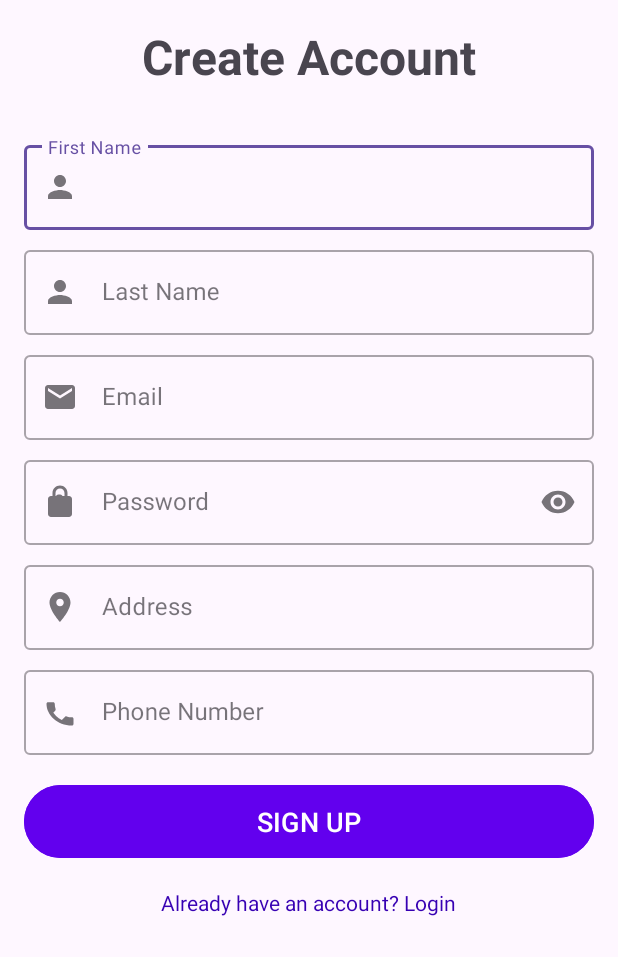
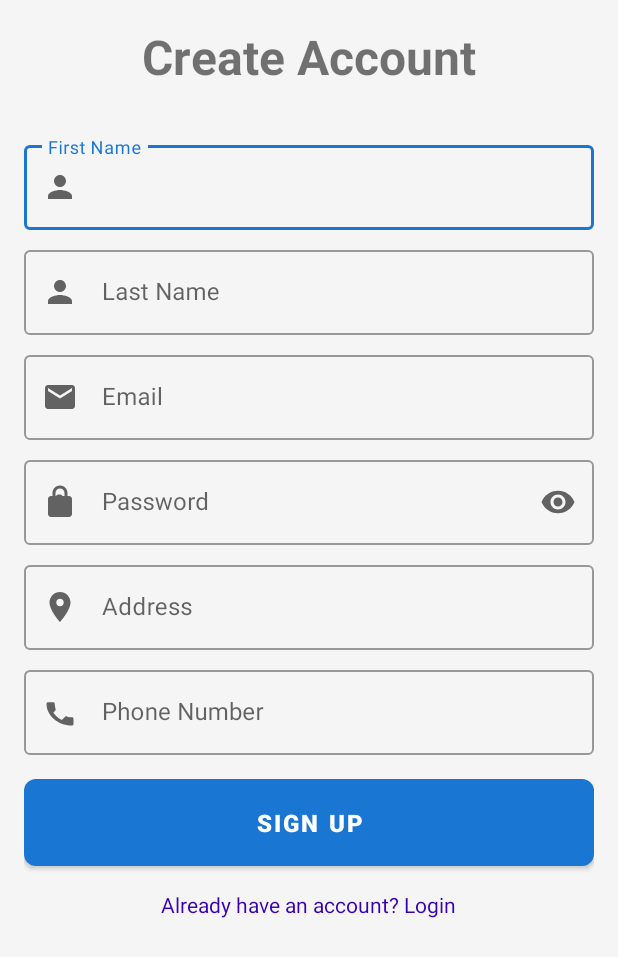
Before and after one commit to romjanxr/restmart, an Android app: the screen it shows after launch (SignUpActivity), after a tap on "Don't have an account? Sign Up", on a phone screen of 412 x 824 dp. Shown: the top 957 px of the screen. Run offline under Robolectric (Android 15) with nearby library versions, the phone set to English and light mode, and no system bars; 2 other taps on this screen came first.

Commit message:
feat(android-authentication): improve registration and login UI
This commit improves the user interface and experience of the registration and login screens.

- Fixes an issue where the 'Create Account' button was collapsing with the Android status bar.
- Wraps the content in a ScrollView to ensure all fields are accessible on smaller screens.
- Establishes a consistent theme with custom colors and a new button style for a more modern look and feel.
- Enhances user feedback during network operations by displaying loading text on buttons.
- Verifies that the application builds successfully after the UI and logic changes.

```diff
--- a/android/app/build.gradle
+++ b/android/app/build.gradle
@@ -12,7 +12,7 @@ android {
     }
 
     defaultConfig {
-        applicationId = "com.romjan.electromart"
+        applicationId = "com.romjan.restmart"
         minSdk = 24
         targetSdk = 36
         versionCode = 1
--- a/android/app/src/main/AndroidManifest.xml
+++ b/android/app/src/main/AndroidManifest.xml
@@ -13,7 +13,7 @@
         android:label="@string/app_name"
         android:roundIcon="@mipmap/ic_launcher_round"
         android:supportsRtl="true"
-        android:theme="@style/Theme.ElectroMart">
+        android:theme="@style/Theme.RestMart">
         <activity
             android:name=".PaymentActivity"
             android:exported="false" />
--- a/android/app/src/main/java/com/romjan/restmart/LoginActivity.java
+++ b/android/app/src/main/java/com/romjan/restmart/LoginActivity.java
@@ -136,7 +136,7 @@ public class LoginActivity extends AppCompatActivity {
 
     private void setLoadingState(boolean isLoading) {
         if (isLoading) {
-            binding.btnLogin.setText("");
+            binding.btnLogin.setText("LOGGING IN...");
             binding.btnLogin.setEnabled(false);
             binding.progressBar.setVisibility(View.VISIBLE);
         } else {
--- a/android/app/src/main/java/com/romjan/restmart/SharedPreferencesManager.java
+++ b/android/app/src/main/java/com/romjan/restmart/SharedPreferencesManager.java
@@ -5,7 +5,7 @@ import android.content.SharedPreferences;
 
 public class SharedPreferencesManager {
 
-    private static final String PREF_NAME = "ElectroMartPrefs";
+    private static final String PREF_NAME = "RestMartPrefs";
     private static final String KEY_IS_LOGGED_IN = "isLoggedIn";
     private static final String KEY_AUTH_TOKEN = "authToken";
 
--- a/android/app/src/main/java/com/romjan/restmart/SignUpActivity.java
+++ b/android/app/src/main/java/com/romjan/restmart/SignUpActivity.java
@@ -147,7 +147,7 @@ public class SignUpActivity extends AppCompatActivity {
 
     private void setLoadingState(boolean isLoading) {
         if (isLoading) {
-            binding.btnSignUp.setText("");
+            binding.btnSignUp.setText("SIGNING UP...");
             binding.btnSignUp.setEnabled(false);
             binding.progressBar.setVisibility(View.VISIBLE);
         } else {
--- /dev/null
+++ b/android/app/src/main/res/drawable/button_background.xml
@@ -0,0 +1,6 @@
+<?xml version="1.0" encoding="utf-8"?>
+<shape xmlns:android="http://schemas.android.com/apk/res/android"
+    android:shape="rectangle">
+    <solid android:color="@color/colorPrimary" />
+    <corners android:radius="8dp" />
+</shape>
--- a/android/app/src/main/res/layout/activity_login.xml
+++ b/android/app/src/main/res/layout/activity_login.xml
@@ -5,6 +5,8 @@
     android:layout_width="match_parent"
     android:layout_height="match_parent"
     android:fillViewport="true"
+    android:fitsSystemWindows="true"
+    android:background="?android:attr/windowBackground"
     tools:context=".LoginActivity">
 
     <androidx.constraintlayout.widget.ConstraintLayout
@@ -17,7 +19,7 @@
             android:id="@+id/tvAppName"
             android:layout_width="wrap_content"
             android:layout_height="wrap_content"
-            android:text="Electro Mart"
+            android:text="Rest Mart"
             android:textSize="32sp"
             android:textStyle="bold"
             android:textColor="@color/design_default_color_primary"
@@ -87,12 +89,11 @@
         <!-- Login Button -->
         <com.google.android.material.button.MaterialButton
             android:id="@+id/btnLogin"
+            style="@style/Widget.RestMart.Button"
             android:layout_width="0dp"
-            android:layout_height="56dp"
+            android:layout_height="wrap_content"
             android:layout_marginTop="32dp"
             android:text="LOGIN"
-            android:textSize="16sp"
-            android:textStyle="bold"
             app:layout_constraintTop_toBottomOf="@id/tilPassword"
             app:layout_constraintStart_toStartOf="parent"
             app:layout_constraintEnd_toEndOf="parent" />
--- a/android/app/src/main/res/layout/activity_sign_up.xml
+++ b/android/app/src/main/res/layout/activity_sign_up.xml
@@ -1,13 +1,24 @@
 <?xml version="1.0" encoding="utf-8"?>
-<LinearLayout xmlns:android="http://schemas.android.com/apk/res/android"
+<RelativeLayout xmlns:android="http://schemas.android.com/apk/res/android"
     xmlns:app="http://schemas.android.com/apk/res-auto"
     xmlns:tools="http://schemas.android.com/tools"
     android:layout_width="match_parent"
     android:layout_height="match_parent"
+    android:background="?android:attr/windowBackground"
+    android:fitsSystemWindows="true"
+    tools:context=".SignUpActivity">
+
+    <ScrollView
+        android:layout_width="match_parent"
+        android:layout_height="match_parent"
+        android:fillViewport="true">
+
+        <LinearLayout
+            android:layout_width="match_parent"
+            android:layout_height="wrap_content"
             android:orientation="vertical"
             android:gravity="center_horizontal"
-    android:padding="16dp"
-    tools:context=".SignUpActivity">
+            android:padding="16dp">
 
             <TextView
                 android:layout_width="wrap_content"
@@ -134,21 +145,12 @@
                 android:visibility="gone"
                 android:layout_marginBottom="16dp"/>
 
-    <Button
+            <com.google.android.material.button.MaterialButton
                 android:id="@+id/btnSignUp"
+                style="@style/Widget.RestMart.Button"
                 android:layout_width="match_parent"
                 android:layout_height="wrap_content"
-        android:text="SIGN UP"
-        android:padding="12dp"
-        android:textSize="18sp"
-        android:backgroundTint="@color/purple_500"/>
-
-    <ProgressBar
-        android:id="@+id/progressBar"
-        android:layout_width="wrap_content"
-        android:layout_height="wrap_content"
-        android:layout_gravity="center"
-        android:visibility="gone"/>
+                android:text="SIGN UP" />
 
             <TextView
                 android:id="@+id/tvLogin"
@@ -159,5 +161,14 @@
                 android:layout_marginTop="16dp"
                 android:clickable="true"
                 android:focusable="true"/>
+        </LinearLayout>
+    </ScrollView>
 
-</LinearLayout>
+    <ProgressBar
+        android:id="@+id/progressBar"
+        android:layout_width="wrap_content"
+        android:layout_height="wrap_content"
+        android:layout_centerInParent="true"
+        android:visibility="gone"/>
+
+</RelativeLayout>
--- a/android/app/src/main/res/layout/nav_header_main.xml
+++ b/android/app/src/main/res/layout/nav_header_main.xml
@@ -17,7 +17,7 @@
         android:layout_width="match_parent"
         android:layout_height="wrap_content"
         android:paddingTop="8dp"
-        android:text="ElectroMart"
+        android:text="RestMart"
         android:textAppearance="@style/TextAppearance.AppCompat.Body1" />
 
     <TextView
--- a/android/app/src/main/res/values-night/themes.xml
+++ b/android/app/src/main/res/values-night/themes.xml
@@ -1,6 +1,6 @@
 <resources xmlns:tools="http://schemas.android.com/tools">
     <!-- Base application theme. -->
-    <style name="Base.Theme.ElectroMart" parent="Theme.Material3.DayNight.NoActionBar">
+    <style name="Base.Theme.RestMart" parent="Theme.Material3.DayNight.NoActionBar">
         <!-- Customize your dark theme here. -->
         <!-- <item name="colorPrimary">@color/my_dark_primary</item> -->
         <item name="android:statusBarColor">@android:color/transparent</item>
--- a/android/app/src/main/res/values/colors.xml
+++ b/android/app/src/main/res/values/colors.xml
@@ -8,4 +8,14 @@
     <color name="black">#FF000000</color>
     <color name="white">#FFFFFFFF</color>
     <color name="design_default_color_error">#B00020</color>
+
+    <!-- Custom Colors -->
+    <color name="colorPrimary">#1976D2</color>
+    <color name="colorPrimaryDark">#004BA0</color>
+    <color name="colorAccent">#FF4081</color>
+
+    <color name="textColorPrimary">#212121</color>
+    <color name="textColorSecondary">#757575</color>
+
+    <color name="windowBackground">#F5F5F5</color>
 </resources>
--- a/android/app/src/main/res/values/strings.xml
+++ b/android/app/src/main/res/values/strings.xml
@@ -1,5 +1,5 @@
 <resources>
-    <string name="app_name">ElectroMart</string>
+    <string name="app_name">RestMart</string>
     <string name="navigation_drawer_open">Open navigation drawer</string>
     <string name="navigation_drawer_close">Close navigation drawer</string>
     <string name="description">Description</string>
--- a/android/app/src/main/res/values/themes.xml
+++ b/android/app/src/main/res/values/themes.xml
@@ -1,14 +1,30 @@
 <resources xmlns:tools="http://schemas.android.com/tools">
     <!-- Base application theme. -->
-    <style name="Base.Theme.ElectroMart" parent="Theme.Material3.DayNight.NoActionBar">
-        <!-- Customize your light theme here. -->
-        <!-- <item name="colorPrimary">@color/my_light_primary</item> -->
-        <item name="android:statusBarColor">@android:color/transparent</item>
-        <item name="android:windowLightStatusBar">true</item>
-        <item name="android:navigationBarColor">@android:color/transparent</item>
-        <item name="android:windowDrawsSystemBarBackgrounds">true</item>
-        <item name="android:enforceNavigationBarContrast" tools:targetApi="q">false</item>
+    <style name="Base.Theme.RestMart" parent="Theme.MaterialComponents.DayNight.NoActionBar">
+        <!-- Primary brand color. -->
+        <item name="colorPrimary">@color/colorPrimary</item>
+        <item name="colorPrimaryVariant">@color/colorPrimaryDark</item>
+        <item name="colorOnPrimary">@color/white</item>
+        <!-- Secondary brand color. -->
+        <item name="colorSecondary">@color/colorAccent</item>
+        <item name="colorSecondaryVariant">@color/colorAccent</item>
+        <item name="colorOnSecondary">@color/black</item>
+        <!-- Status bar color. -->
+        <item name="android:statusBarColor">?attr/colorPrimaryVariant</item>
+        <!-- Customize your theme here. -->
+        <item name="android:windowBackground">@color/windowBackground</item>
+        <item name="android:textColorPrimary">@color/textColorPrimary</item>
+        <item name="android:textColorSecondary">@color/textColorSecondary</item>
     </style>
 
-    <style name="Theme.ElectroMart" parent="Base.Theme.ElectroMart" />
+    <style name="Theme.RestMart" parent="Base.Theme.RestMart" />
+
+    <style name="Widget.RestMart.Button" parent="Widget.MaterialComponents.Button">
+        <item name="android:background">@drawable/button_background</item>
+        <item name="android:textColor">@color/white</item>
+        <item name="android:textSize">16sp</item>
+        <item name="android:textStyle">bold</item>
+        <item name="android:paddingTop">12dp</item>
+        <item name="android:paddingBottom">12dp</item>
+    </style>
 </resources>
```
Also changed, not shown: 1 other file. Lines whose indentation alone changed are shown as unchanged.
